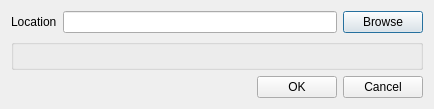
Qt form src/Applications/DesktopViewer/ui/OpenFileDialog.ui (KrisLee/godzi-desktop) before a commit.
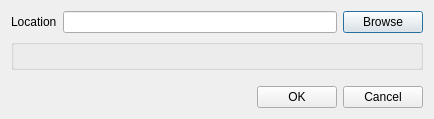
The same form after that commit.

Diff of the .ui file:
```diff
--- a/src/Applications/DesktopViewer/ui/OpenFileDialog.ui
+++ b/src/Applications/DesktopViewer/ui/OpenFileDialog.ui
@@ -7,7 +7,7 @@
     <x>0</x>
     <y>0</y>
     <width>434</width>
-    <height>100</height>
+    <height>119</height>
    </rect>
   </property>
   <property name="sizePolicy">
```
Left out of the diff: 20 changed lines with no effect on the pictures.
